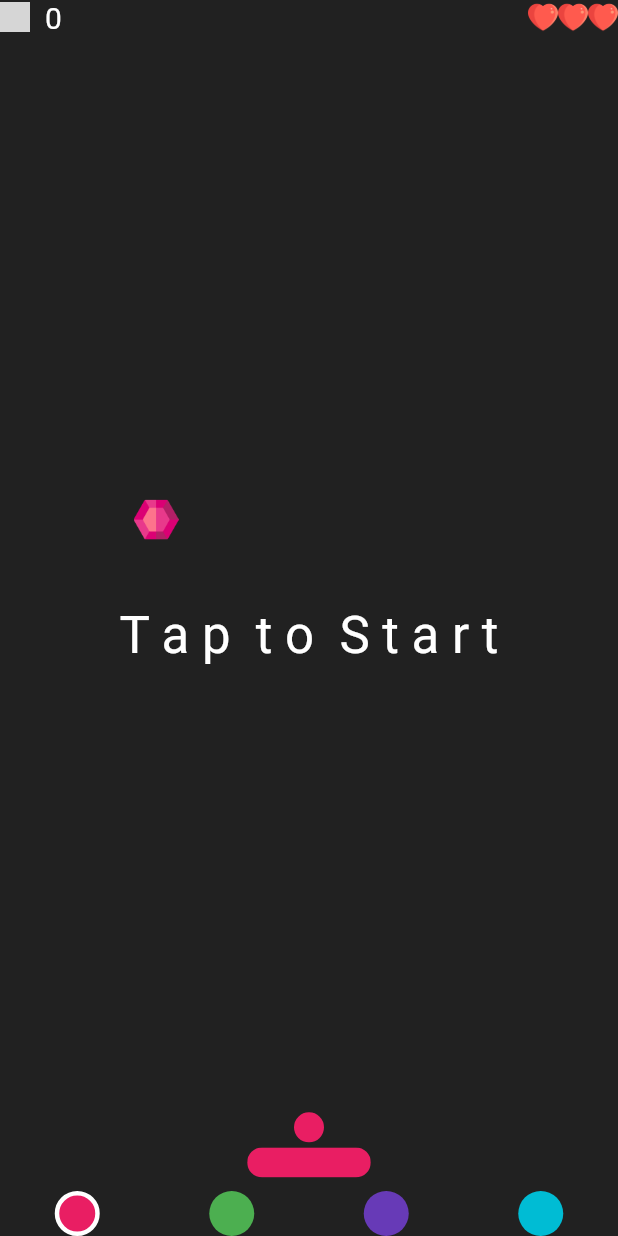
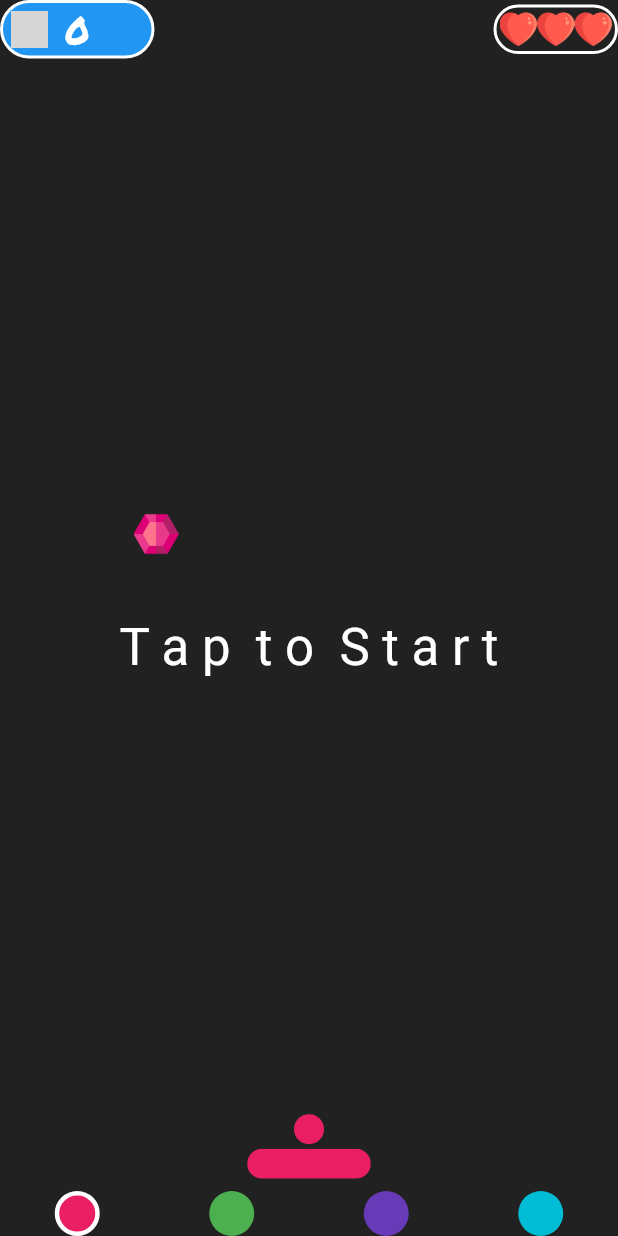
Before and after one commit to rankdhaval/color_switch_pong, a Flutter app: the screen it shows after launch, after a tap on "PLAY", on a phone screen of 412 x 824 dp. Run offline on Flutter 3.47's test engine with Material 2 defaults, Android fonts, the phone set to English and light mode, and no system bars; our stand-ins replace audioplayers, firebase_core, firebase_crashlytics, go_router, google_mobile_ads, in_app_purchase and 1 more; missing offline and left inert: games_services; accounts and stored records are empty; network calls fail; grey boxes are pictures that could not be loaded.

Commit message:
Ads Placed at main screen

```diff
--- a/lib/home_page.dart
+++ b/lib/home_page.dart
@@ -308,30 +308,53 @@ class _HomePageState extends State<HomePage> {
                   child: Row(
                     mainAxisAlignment: MainAxisAlignment.spaceBetween,
                     children: [
-                      Row(
+                      Container(
+                        width: MediaQuery.of(context).size.width / 4,
+                        decoration: BoxDecoration(
+                            color: Colors.blue,
+                            borderRadius: BorderRadius.circular(20),
+                            border: Border.all(color: Colors.white, width: 2)),
+                        child: Row(
                           mainAxisSize: MainAxisSize.min,
                           children: [
+                            SizedBox(
+                              width: 5,
+                            ),
                             Image.asset(
-                            'assets/images/coin.png',
-                            width: 20,
+                              jewelGem,
+                              width: 25,
                             ),
                             SizedBox(
                               width: 10,
                             ),
                             Text(
                               score.toString(),
-                            style: TextStyle(fontSize: 20, color: Colors.white),
+                              style: Theme.of(context)
+                                  .textTheme
+                                  .headline5!
+                                  .copyWith(
+                                    color: Colors.white,
+                                    letterSpacing: 2.5,
+                                    fontFamily: 'Permanent Marker',
+                                  ),
                             )
                           ],
                         ),
-                      Row(
+                      ),
+                      Container(
+                        padding: EdgeInsets.all(2),
+                        decoration: BoxDecoration(
+                            borderRadius: BorderRadius.circular(20),
+                            border: Border.all(color: Colors.white, width: 2)),
+                        child: Row(
                           mainAxisSize: MainAxisSize.min,
                           children: List.generate(
                               life,
                               (index) => Image.asset(
                                     'assets/images/heart.png',
-                                  width: 20,
+                                    width: 25,
                                   )),
+                        ),
                       ),
                     ],
                   ),
--- a/lib/src/main_menu/main_menu_screen.dart
+++ b/lib/src/main_menu/main_menu_screen.dart
@@ -4,6 +4,7 @@
 
 import 'package:flutter/material.dart';
 import 'package:go_router/go_router.dart';
+import 'package:google_mobile_ads/google_mobile_ads.dart';
 import 'package:provider/provider.dart';
 
 import '../../size_config.dart';
@@ -14,8 +15,48 @@ import '../settings/settings.dart';
 import '../style/palette.dart';
 import '../style/responsive_screen.dart';
 
-class MainMenuScreen extends StatelessWidget {
-  const MainMenuScreen({super.key});
+class MainMenuScreen extends StatefulWidget {
+  const MainMenuScreen({Key? key}) : super(key: key);
+
+  @override
+  _MainMenuScreenState createState() => _MainMenuScreenState();
+}
+
+class _MainMenuScreenState extends State<MainMenuScreen> {
+  late BannerAd _bannerAd;
+
+  bool _isBannerAdReady = false;
+
+  @override
+  void dispose() {
+    _bannerAd.dispose();
+    super.dispose();
+  }
+
+  @override
+  void initState() {
+    _bannerAd = BannerAd(
+      adUnitId: 'ca-app-pub-9376762525267033/2535913207',
+      request: AdRequest(),
+      size: AdSize.banner,
+      listener: BannerAdListener(
+        onAdLoaded: (_) {
+          setState(() {
+            _isBannerAdReady = true;
+          });
+        },
+        onAdFailedToLoad: (ad, err) {
+          print('Failed to load a banner ad: ${err.message}');
+          _isBannerAdReady = false;
+          ad.dispose();
+        },
+      ),
+    );
+
+    _bannerAd.load();
+
+    super.initState();
+  }
 
   @override
   Widget build(BuildContext context) {
@@ -105,6 +146,15 @@ class MainMenuScreen extends StatelessWidget {
             _gap,
             const Text('Music by Mr Smith'),
             _gap,
+            if (_isBannerAdReady)
+              Align(
+                alignment: Alignment.topCenter,
+                child: Container(
+                  width: _bannerAd.size.width.toDouble(),
+                  height: _bannerAd.size.height.toDouble(),
+                  child: AdWidget(ad: _bannerAd),
+                ),
+              ),
           ],
         ),
       ),
```
Lines whose indentation alone changed are shown as unchanged.
